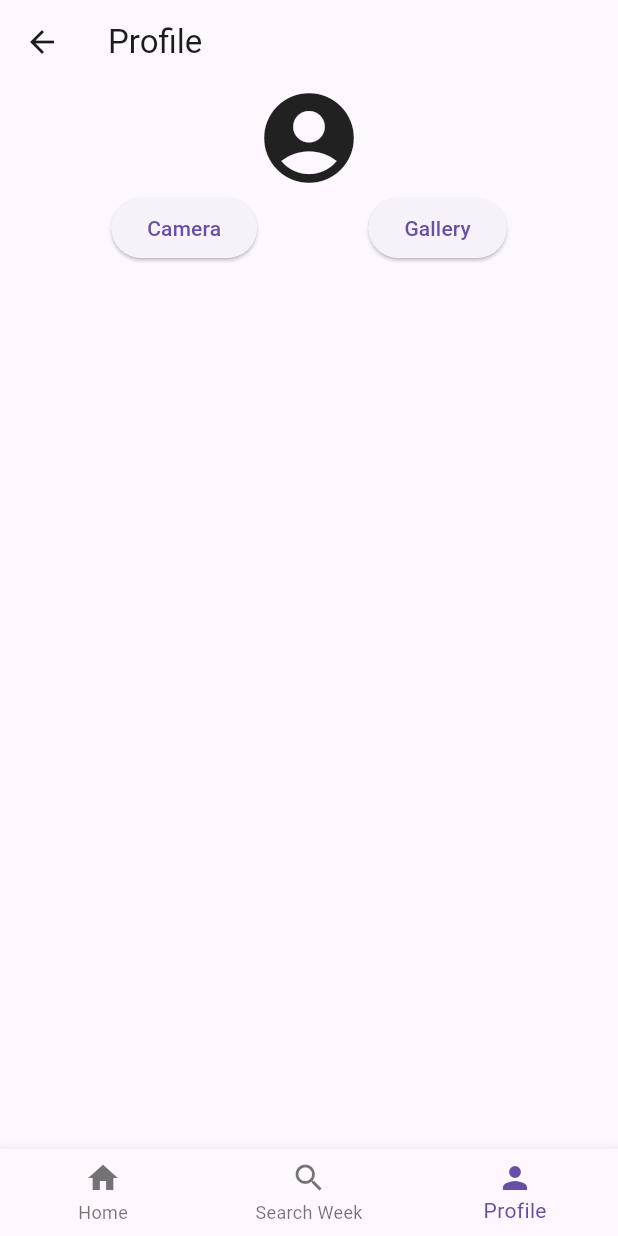
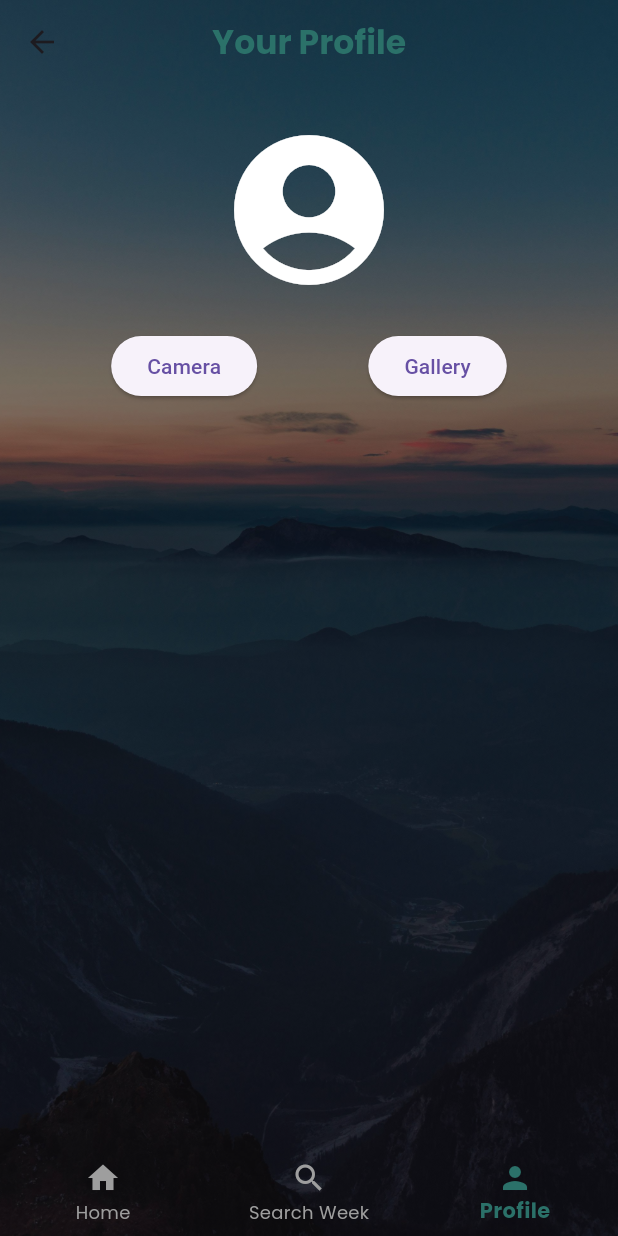
Before and after one commit to myg907/classProject, a Flutter app: the ProgressScreen screen opened directly, item 3 of the bottom bar chosen, after a tap on "Camera", on a phone screen of 412 x 824 dp. Run offline on Flutter 3.47's test engine with Material 3 defaults, Android fonts, the phone set to English and light mode, and no system bars; our stand-ins replace cloud_firestore, firebase_auth, firebase_core, firebase_storage, image_picker; accounts and stored records are empty.

Commit message:
Made changes to search and profile screen as well as the navigation bar

```diff
--- a/lib/cloud_storage.dart
+++ b/lib/cloud_storage.dart
@@ -13,11 +13,8 @@ class ProfileScreen extends StatefulWidget {
 }
 
 class _ProfileScreenState extends State<ProfileScreen> {
-  // State variable that will refer to the profile image location.
   String? imageFile;
-
-  // Get a reference to the storage bucket in the cloud
-  var storageRef = FirebaseStorage.instance.ref();
+  final storageRef = FirebaseStorage.instance.ref();
 
   @override
   void initState() {
@@ -25,81 +22,104 @@ class _ProfileScreenState extends State<ProfileScreen> {
     _getFileUrl();
   }
 
-  // Load the user's profile if it exists
-  _getFileUrl() async {
+  Future<void> _getFileUrl() async {
     try {
       ListResult result = await storageRef.child('profilepics').listAll();
       String uid = FirebaseAuth.instance.currentUser!.uid;
       for (Reference ref in result.items) {
-        print(ref.name);
-        if (ref.name.startsWith("$uid")) {
-          imageFile = await ref.getDownloadURL();
-          setState(() {});
+        if (ref.name.startsWith(uid)) {
+          final url = await ref.getDownloadURL();
+          setState(() {
+            imageFile = url;
+          });
+          break;
         }
       }
     } on FirebaseException catch (e) {
-      print("BAD");
+      print("Error fetching profile image: ${e.message}");
+    }
+  }
+
+  Future<void> _getImage(ImageSource source) async {
+    final picker = ImagePicker();
+    final XFile? image = await picker.pickImage(source: source);
+
+    if (image != null) {
+      try {
+        String uid = FirebaseAuth.instance.currentUser!.uid;
+        String extension = image.path.split('.').last;
+        final profileImageRef = storageRef.child("profilepics/$uid.$extension");
+
+        await profileImageRef.putFile(File(image.path));
+        final url = await profileImageRef.getDownloadURL();
+
+        setState(() {
+          imageFile = url;
+        });
+      } on FirebaseException catch (e) {
+        print("Failed uploading image: ${e.message}");
+      }
     }
   }
 
   @override
   Widget build(BuildContext context) {
     return Scaffold(
-      appBar: AppBar(title: const Text("Profile")),
-      body: Column(
+      extendBodyBehindAppBar: true,
+      appBar: AppBar(
+        centerTitle: true,
+        backgroundColor: Colors.transparent,
+        elevation: 0,
+        title: const Text(
+          "Your Profile",
+          style: TextStyle(
+            fontSize: 22,
+            fontFamily: 'Poppins',
+            fontWeight: FontWeight.w600,
+            color: Color.fromARGB(255, 43, 113, 105),
+          ),
+        ),
+      ),
+      body: Stack(
+        fit: StackFit.expand,
         children: [
-          if (imageFile == null) const Icon(Icons.account_circle, size: 72),
-          // if (imageFile != null) Image.file(File(imageFile!), width: 250),
-          if (imageFile != null) Image.network(imageFile!, width: 250),
+          Image.asset('assets/images/Login.jpg', fit: BoxFit.cover),
+          Container(color: Colors.black.withOpacity(0.5)),
+          Padding(
+            padding: const EdgeInsets.only(top: kToolbarHeight + 24), // a little below the AppBar
+            child: Column(
+              mainAxisAlignment: MainAxisAlignment.start,
+              children: [
+                if (imageFile == null)
+                  const Icon(Icons.account_circle, size: 120, color: Colors.white)
+                else
+                  ClipOval(
+                    child: Image.network(
+                      imageFile!,
+                      width: 120,
+                      height: 120,
+                      fit: BoxFit.cover,
+                    ),
+                  ),
+                const SizedBox(height: 20),
                 Row(
                   mainAxisAlignment: MainAxisAlignment.spaceEvenly,
                   children: [
                     ElevatedButton(
                       onPressed: () => _getImage(ImageSource.camera),
-                  child: const Text("Camera")),
+                      child: const Text("Camera"),
+                    ),
                     ElevatedButton(
                       onPressed: () => _getImage(ImageSource.gallery),
-                  child: const Text("Gallery")),
+                      child: const Text("Gallery"),
+                    ),
                   ],
-          )
+                ),
+              ],
+            ),
+          ),
         ],
       ),
     );
   }
-
-  _getImage(ImageSource source) async {
-    final ImagePicker picker = ImagePicker();
-    final XFile? image = await picker.pickImage(source: source);
-    if (image != null) {
-      print(image.path);
-
-      // setState(() => imageFile = image.path);
-
-      // Goal: rename the file to the user's ID.jpg
-      // Extract the image file extension
-      String fileExtension = '';
-      int period = image.path.lastIndexOf('.');
-      if (period > -1) {
-        fileExtension = image.path.substring(period);
 }
-
-      // Specify a filename that will be something like
-      // <ourbucket>/profilepics/SOAIHFiug8sair.jpg (user's uid)
-      String uid = FirebaseAuth.instance.currentUser!.uid;
-      final profileImageRef =
-          storageRef.child("profilepics/${uid}$fileExtension");
-
-      try {
-        // upload the image file
-        await profileImageRef.putFile(File(image.path));
-
-        //Get a public url that we can download the image from
-        imageFile = await profileImageRef.getDownloadURL();
-        setState(() {});
-      } on FirebaseException catch (e) {
-        // Caught an exception from Firebase
-        print("Failed with error ${e.message}");
-      }
-    }
-  }
-}
--- a/lib/main.dart
+++ b/lib/main.dart
@@ -1,8 +1,7 @@
 import 'package:firebase_core/firebase_core.dart';
 import 'package:flutter/material.dart';
-import 'cloud_storage.dart';
-import 'firestore_search.dart';
-
+// import 'cloud_storage.dart';
+// import 'firestore_search.dart';
 
 import 'firebase_options.dart';
 import 'login_screen.dart';
--- a/lib/progress_screen.dart
+++ b/lib/progress_screen.dart
@@ -5,6 +5,7 @@ import 'package:term_project_proj_gomez/firestore_search.dart';
 import 'cloud_storage.dart';
 import 'week_screen.dart';
 import 'login_screen.dart';
+import 'dart:ui';
 
 class Week {
   final String id;
@@ -49,8 +50,37 @@ class _ProgressScreenState extends State<ProgressScreen> {
   @override
   Widget build(BuildContext context) {
   return Scaffold(
-      body: pages[currentPage],
+    backgroundColor: Colors.transparent, // make scaffold transparent
+    extendBody: true, // extend body behind bottomNavigationBar
+    body: Stack(
+      children: [
+        // Background image
+        Positioned.fill(
+          child: Image.asset(
+            'assets/images/Login.jpg',
+            fit: BoxFit.cover,
+          ),
+        ),
+        // Your actual pages
+        pages[currentPage],
+      ],
+    ),
     bottomNavigationBar: BottomNavigationBar(
+      backgroundColor: Colors.transparent,
+      elevation: 0,
+      type: BottomNavigationBarType.fixed,
+      selectedLabelStyle: const TextStyle(
+        fontFamily: 'Poppins',
+        fontSize: 14,
+        fontWeight: FontWeight.w600,
+      ),
+      unselectedLabelStyle: const TextStyle(
+        fontFamily: 'Poppins',
+        fontSize: 12,
+        fontWeight: FontWeight.w400,
+      ),
+      selectedItemColor: Color.fromARGB(255, 43, 113, 105),
+      unselectedItemColor: Colors.grey,
       currentIndex: currentPage,
       onTap: (value) {
         setState(() {
@@ -65,6 +95,7 @@ class _ProgressScreenState extends State<ProgressScreen> {
     ),
   );
 }
+
 }
 
 
```
Also changed, not shown: lib/firestore_search.dart (+63 -18 lines). Lines whose indentation alone changed are shown as unchanged.
